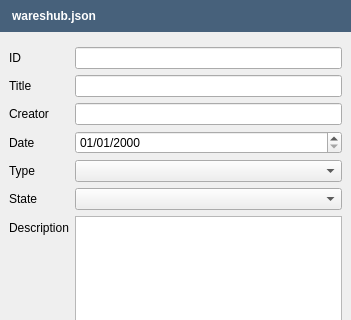
This is src/openfluid/ui/waresdev/WareshubIssueDialog.ui in OpenFLUID/openfluid as Qt 5 draws it before an edit; both pictures show x 0 to 351 and y 0 to 320 of the 351 by 460 pixel window. The edited form follows.
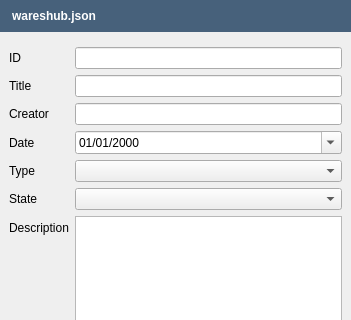
This is the edited form.

Commit message: Add default values and validators in the issues edition/creation dialog

Diff of the .ui file:
```diff
--- a/src/openfluid/ui/waresdev/WareshubIssueDialog.ui
+++ b/src/openfluid/ui/waresdev/WareshubIssueDialog.ui
@@ -125,6 +125,9 @@
        <property name="displayFormat">
         <string>dd/MM/yyyy</string>
        </property>
+       <property name="calendarPopup">
+        <bool>true</bool>
+       </property>
       </widget>
      </item>
      <item row="4" column="0">
```
Left out of the diff: 6 changed lines with no effect on the pictures. The commit also changes 3 other files.
